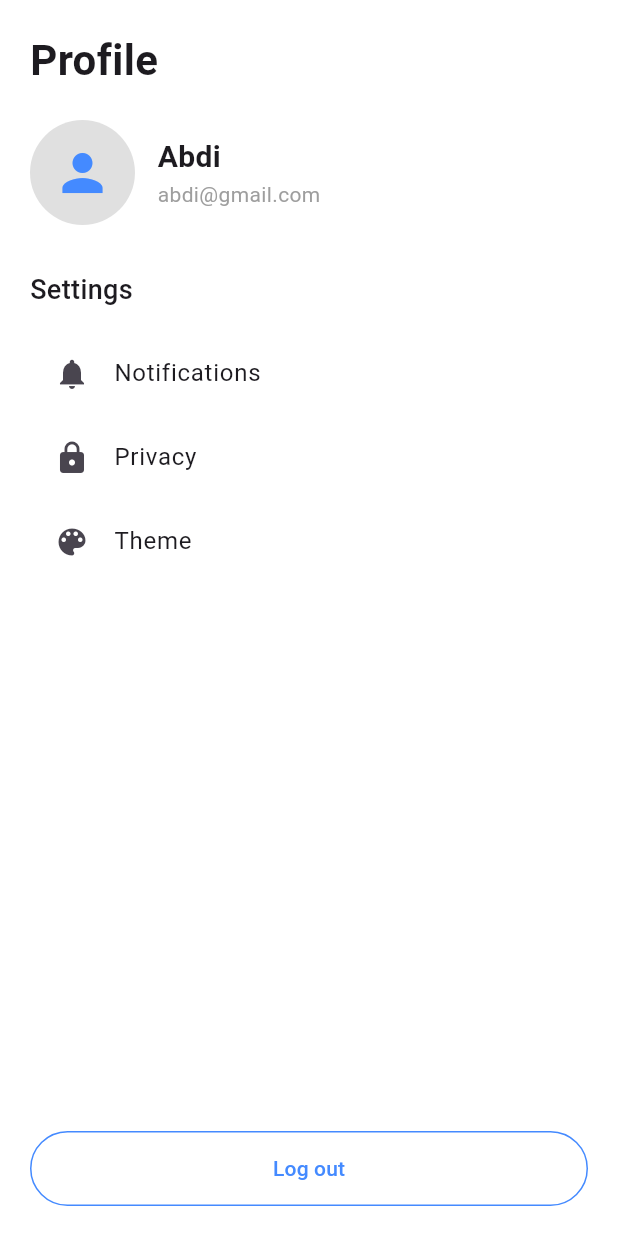
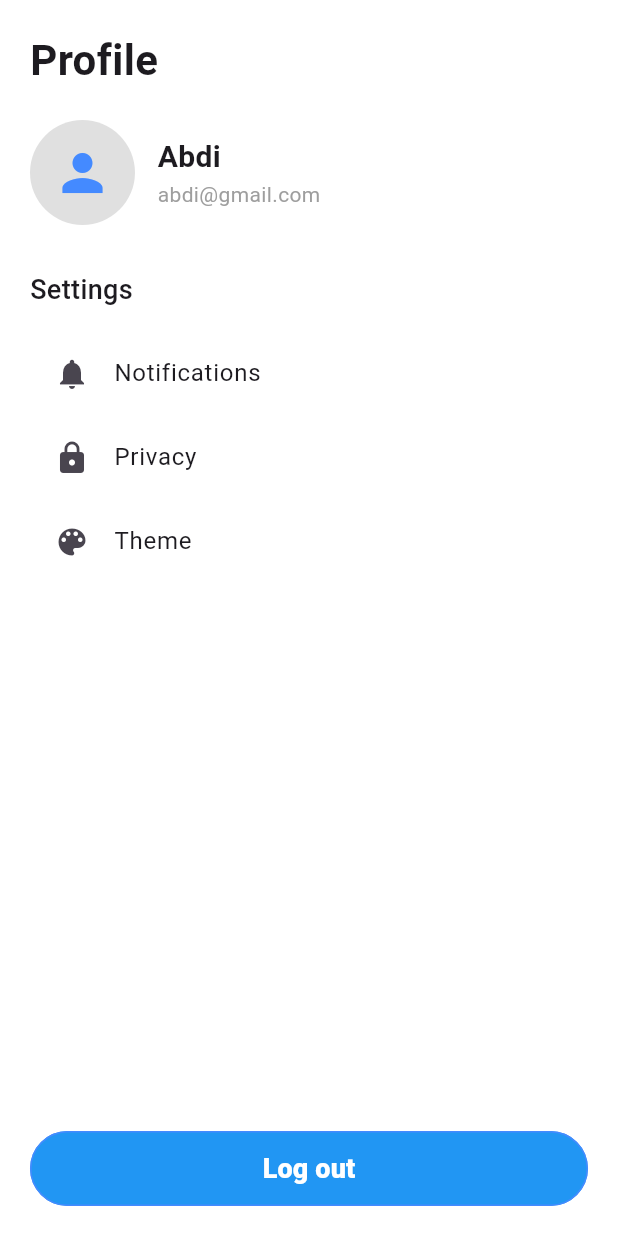
Before and after one commit to qaalimohamedaadam-cpu/Note_Toker_App, a Flutter app: the ProfileScreen screen opened directly, on a phone screen of 412 x 824 dp. Run offline on Flutter 3.47's test engine with Material 3 defaults, Android fonts, the light colour scheme and no system bars.

Commit message:
correcting folder names and some decoration

```diff
--- a/lib/screens/DashboardScreen.dart
+++ b/lib/screens/dashboard_screen.dart
@@ -1,5 +1,6 @@
 import 'package:flutter/material.dart';
-import 'AdminScreen.dart';
+import 'package:note_toker_app/screens/admin_screen.dart';
+// import 'AdminScreen.dart';
 
 class DashboardScreen extends StatelessWidget {
   const DashboardScreen({super.key});
--- a/lib/screens/LoginScreen.dart
+++ b/lib/screens/login_screen.dart
@@ -1,6 +1,7 @@
 import 'package:flutter/material.dart';
-import 'RegisterScreen.dart';
-import 'main_navigation_Screen.dart';
+import 'package:note_toker_app/screens/register_screen.dart';
+// import 'RegisterScreen.dart';
+import 'main_navigation_screen.dart';
 
 
 class LoginScreen extends StatefulWidget {
--- a/lib/screens/ProfileScreen.dart
+++ b/lib/screens/profile_screen.dart
@@ -15,10 +15,7 @@ class ProfileScreen extends StatelessWidget {
             children: [
               const Text(
                 "Profile",
-                style: TextStyle(
-                  fontSize: 28,
-                  fontWeight: FontWeight.bold,
-                ),
+                style: TextStyle(fontSize: 28, fontWeight: FontWeight.bold),
               ),
               const SizedBox(height: 20),
 
@@ -28,7 +25,11 @@ class ProfileScreen extends StatelessWidget {
                   const CircleAvatar(
                     radius: 35,
                     backgroundColor: Color(0xFFE0E0E0),
-                    child: Icon(Icons.person, size: 40, color: Colors.blueAccent),
+                    child: Icon(
+                      Icons.person,
+                      size: 40,
+                      color: Colors.blueAccent,
+                    ),
                   ),
                   const SizedBox(width: 15),
                   Column(
@@ -37,7 +38,9 @@ class ProfileScreen extends StatelessWidget {
                       Text(
                         "Abdi",
                         style: TextStyle(
-                            fontSize: 20, fontWeight: FontWeight.w600),
+                          fontSize: 20,
+                          fontWeight: FontWeight.w600,
+                        ),
                       ),
                       Text(
                         "abdi@gmail.com",
@@ -76,13 +79,19 @@ class ProfileScreen extends StatelessWidget {
               Center(
                 child: OutlinedButton(
                   style: OutlinedButton.styleFrom(
+                    backgroundColor: Colors.blue,
+                    foregroundColor: Colors.white,
                     minimumSize: const Size(double.infinity, 50),
                     side: const BorderSide(color: Colors.blueAccent),
                   ),
                   onPressed: () {},
                   child: const Text(
                     "Log out",
-                    style: TextStyle(color: Colors.blueAccent),
+                    style: TextStyle(
+                      color: Colors.white,
+                      fontSize: 18,
+                      fontWeight: FontWeight.w800,
+                    ),
                   ),
                 ),
               ),
```
Also changed, not shown: lib/main.dart (+1 -7 lines), lib/screens/home_screen.dart (renamed from lib/screens/HomeScreen.dart, +5 -6 lines), lib/screens/main_navigation_Screen.dart (+9 -5 lines), lib/screens/register_screen.dart (renamed from lib/screens/RegisterScreen.dart, +29 -3 lines), lib/screens/admin_screen.dart (renamed from lib/screens/AdminScreen.dart), lib/screens/create_note.dart (renamed from lib/screens/createNote.dart), pubspec.lock, 1 other file.
